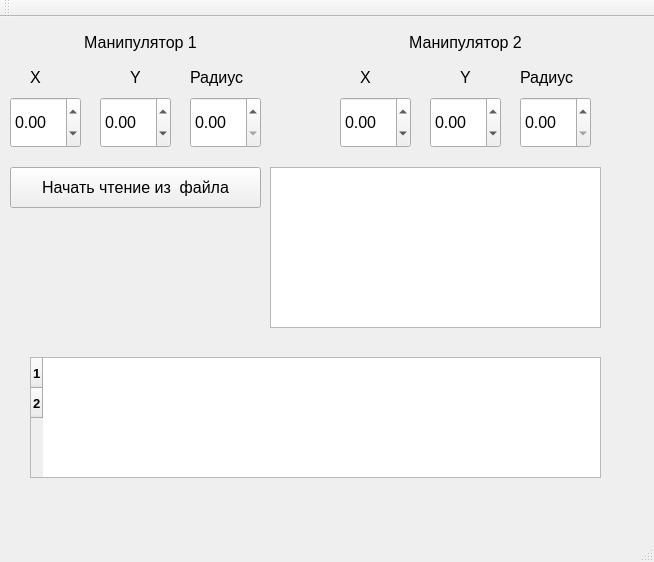
Before: the Qt Designer form mainwindow.ui in rsbtv/niiisk_exercise, drawn with Qt 5.
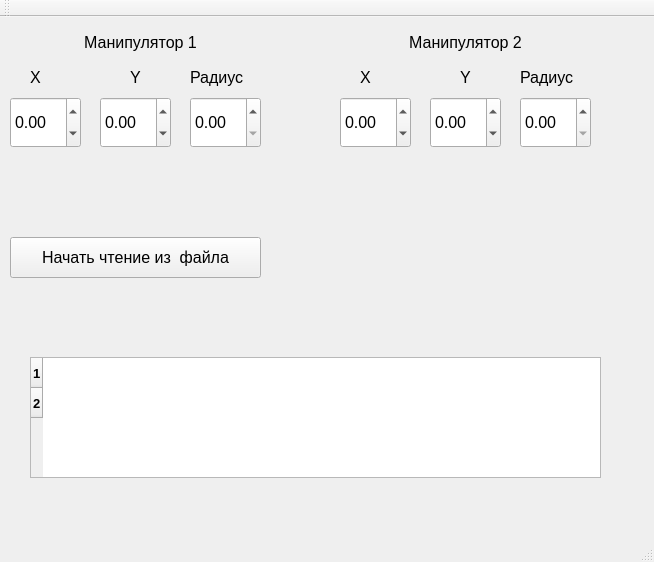
After: the same form once the commit is applied.

Commit message: Не получается сделать интвервалы и обновлять интерфейс

Patch:
```diff
--- a/mainwindow.ui
+++ b/mainwindow.ui
@@ -282,7 +282,7 @@
     <property name="geometry">
      <rect>
       <x>10</x>
-      <y>150</y>
+      <y>220</y>
       <width>251</width>
       <height>41</height>
      </rect>
@@ -296,21 +296,6 @@
      <string>Начать чтение из  файла</string>
     </property>
    </widget>
-   <widget class="QTextEdit" name="textEdit_Points">
-    <property name="geometry">
-     <rect>
-      <x>270</x>
-      <y>150</y>
-      <width>331</width>
-      <height>161</height>
-     </rect>
-    </property>
-    <property name="font">
-     <font>
-      <pointsize>10</pointsize>
-     </font>
-    </property>
-   </widget>
    <widget class="QTableWidget" name="tableWidget_Points">
     <property name="geometry">
      <rect>
```
The commit also changes 4 other files.
